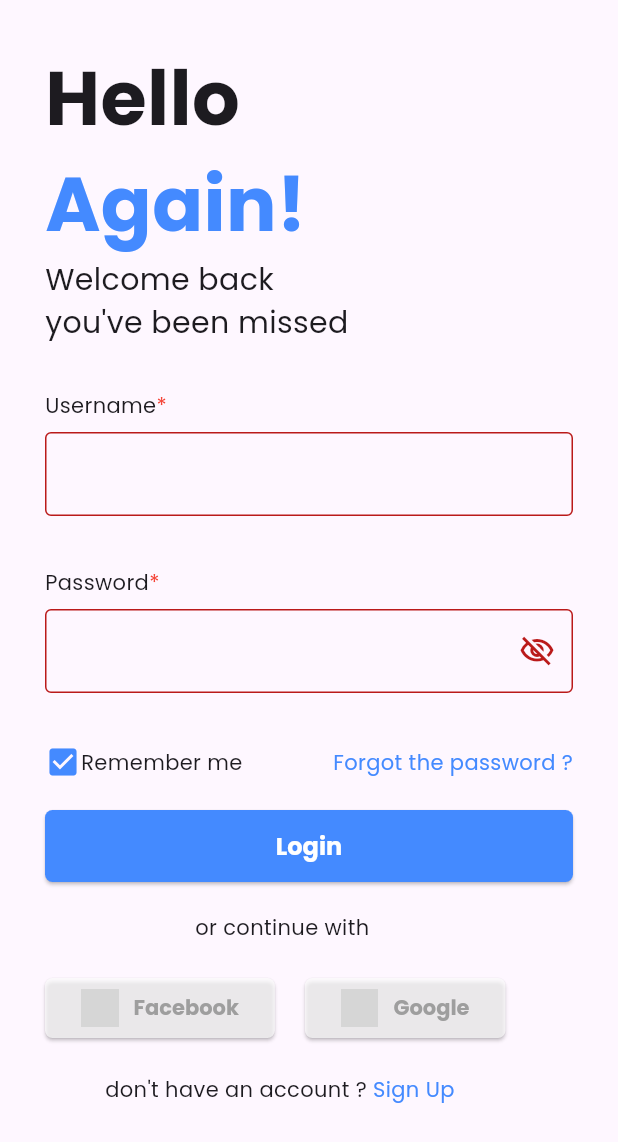
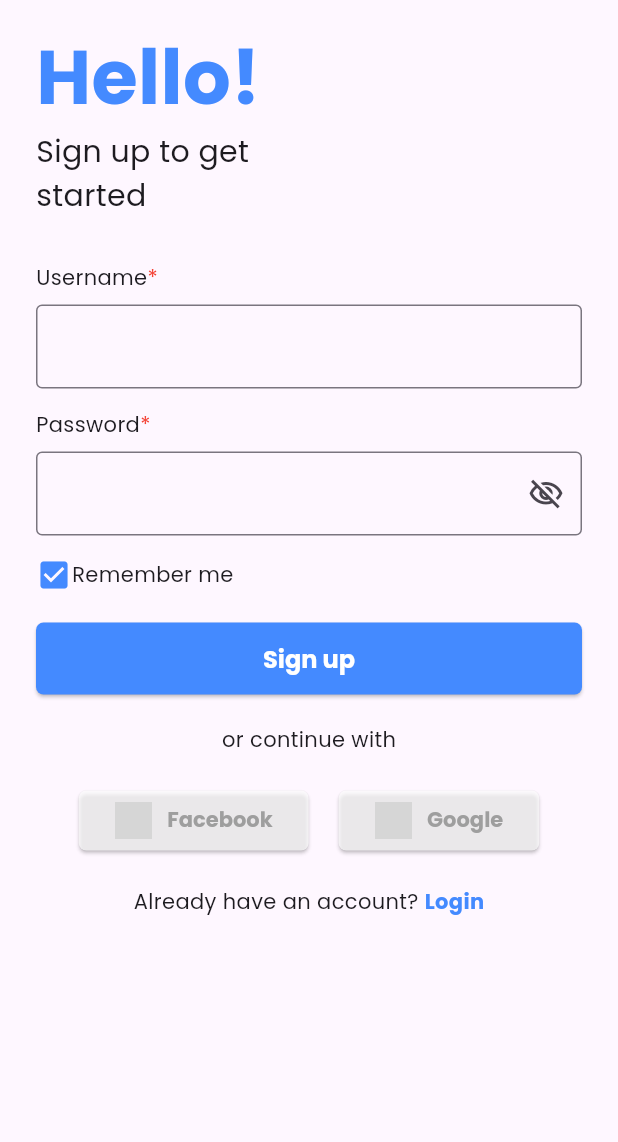
Before and after one commit to nl-codes/news_app, a Flutter app: the screen it shows after launch, on a phone screen of 412 x 824 dp. Shown: the top 1142 px of the screen. Run offline on Flutter 3.47's test engine with Material 3 defaults, Android fonts, the phone set to English and light mode, and no system bars; our stand-ins replace firebase_auth, firebase_core, flutter_bloc, google_fonts; accounts and stored records are empty; network calls fail; grey boxes are pictures that could not be loaded.

Commit message:
Added Signup Screen as StatelessWideget with navigation to Login Screen

```diff
--- a/lib/main.dart
+++ b/lib/main.dart
@@ -7,6 +7,7 @@ import 'package:news_app/screens/onboarding/page/onboarding_three.dart';
 import 'package:news_app/screens/post/page/comment.dart';
 import 'package:news_app/screens/post/page/detail.dart';
 import 'package:news_app/screens/search/page/serach_by_author.dart';
+import 'package:news_app/screens/signup/page/signup_screen.dart';
 
 void main() async {
   WidgetsFlutterBinding.ensureInitialized();
@@ -25,7 +26,7 @@ class MyApp extends StatelessWidget {
         textTheme: GoogleFonts.poppinsTextTheme(),
         colorScheme: ColorScheme.fromSeed(seedColor: Colors.deepPurple),
       ),
-      home: const LoginScreen(),
+      home: const SignupScreen(),
     );
   }
 }
--- /dev/null
+++ b/lib/screens/signup/page/signup_screen.dart
@@ -0,0 +1,170 @@
+import 'package:flutter/material.dart';
+import 'package:google_fonts/google_fonts.dart';
+import 'package:news_app/screens/login/page/login_screen.dart';
+
+class SignupScreen extends StatelessWidget {
+  const SignupScreen({super.key});
+  @override
+  Widget build(BuildContext context) {
+    return Scaffold(
+      body: SafeArea(
+        child: SingleChildScrollView(
+          padding: EdgeInsets.symmetric(horizontal: 24, vertical: 16),
+          child: Column(
+            crossAxisAlignment: CrossAxisAlignment.start,
+            children: [
+              Text(
+                'Hello!',
+                style: TextStyle(
+                  fontSize: 50,
+                  fontWeight: FontWeight.bold,
+                  color: Colors.blueAccent,
+                ),
+              ),
+              SizedBox(
+                width: 220,
+                child: Text(
+                  "Sign up to get started",
+                  style: TextStyle(fontSize: 20),
+                ),
+              ),
+              SizedBox(height: 30),
+              InputField(label: "Username"),
+              SizedBox(height: 14),
+              InputField(label: "Password"),
+              SizedBox(height: 14),
+              Row(
+                children: [
+                  Icon(Icons.check_box, color: Colors.blueAccent),
+                  Text("Remember me"),
+                ],
+              ),
+              SizedBox(height: 20),
+              SizedBox(
+                width: double.infinity,
+                child: ElevatedButton(
+                  onPressed: () {},
+                  style: ElevatedButton.styleFrom(
+                    backgroundColor: Colors.blueAccent,
+                    foregroundColor: Colors.white,
+                    padding: EdgeInsets.symmetric(vertical: 12),
+                    textStyle: GoogleFonts.poppins(
+                      fontSize: 16,
+                      fontWeight: FontWeight.bold,
+                    ),
+                    shape: RoundedRectangleBorder(
+                      borderRadius: BorderRadius.circular(5),
+                    ),
+                  ),
+                  child: Text("Sign up"),
+                ),
+              ),
+              SizedBox(height: 20),
+              Center(child: Text("or continue with")),
+              SizedBox(height: 20),
+              Row(
+                mainAxisAlignment: MainAxisAlignment.center,
+                children: [
+                  SocialButton("Facebook"),
+                  SizedBox(width: 20),
+                  SocialButton("Google"),
+                ],
+              ),
+              SizedBox(height: 20),
+              Row(
+                mainAxisAlignment: MainAxisAlignment.center,
+                children: [
+                  Text("Already have an account?"),
+                  SizedBox(width: 4),
+                  GestureDetector(
+                    onTap: () {
+                      Navigator.push(
+                        context,
+                        MaterialPageRoute(builder: (context) => LoginScreen()),
+                      );
+                    },
+                    child: Text(
+                      "Login",
+                      style: TextStyle(
+                        fontWeight: FontWeight.bold,
+                        color: Colors.blueAccent,
+                      ),
+                    ),
+                  ),
+                ],
+              ),
+            ],
+          ),
+        ),
+      ),
+    );
+  }
+}
+
+class InputField extends StatelessWidget {
+  final String label;
+
+  const InputField({super.key, required this.label});
+
+  @override
+  Widget build(BuildContext context) {
+    final isPassword = label.toLowerCase() == 'password';
+
+    return Column(
+      children: [
+        Row(
+          children: [
+            Text(label),
+            Text("*", style: TextStyle(color: Colors.red)),
+          ],
+        ),
+        SizedBox(height: 8),
+        TextField(
+          obscureText: label == "Password" ? true : false,
+          decoration: InputDecoration(
+            border: OutlineInputBorder(),
+            suffixIcon: isPassword ? Icon(Icons.visibility_off_outlined) : null,
+          ),
+        ),
+      ],
+    );
+  }
+}
+
+class SocialButton extends StatelessWidget {
+  final String platform;
+  const SocialButton(this.platform, {super.key});
+
+  @override
+  Widget build(BuildContext context) {
+    final isFacebook = platform.toLowerCase() == 'facebook';
+    return ElevatedButton(
+      onPressed: () {},
+      style: ElevatedButton.styleFrom(
+        backgroundColor: Colors.white70,
+        textStyle: GoogleFonts.poppins(fontWeight: FontWeight.bold),
+        shape: RoundedRectangleBorder(borderRadius: BorderRadius.circular(5)),
+      ),
+      child: Row(
+        children: [
+          isFacebook
+              ? Image.network(
+                  'https://upload.wikimedia.org/wikipedia/commons/thumb/b/b9/2023_Facebook_icon.svg/2048px-2023_Facebook_icon.svg.png',
+                  height: 25,
+                  width: 25,
+                )
+              : Image.network(
+                  'https://upload.wikimedia.org/wikipedia/commons/thumb/3/3c/Google_Favicon_2025.svg/250px-Google_Favicon_2025.svg.png',
+                  height: 25,
+                  width: 25,
+                ),
+          SizedBox(width: 10),
+          Text(
+            platform,
+            style: TextStyle(color: Colors.grey, fontWeight: FontWeight.bold),
+          ),
+        ],
+      ),
+    );
+  }
+}
```
